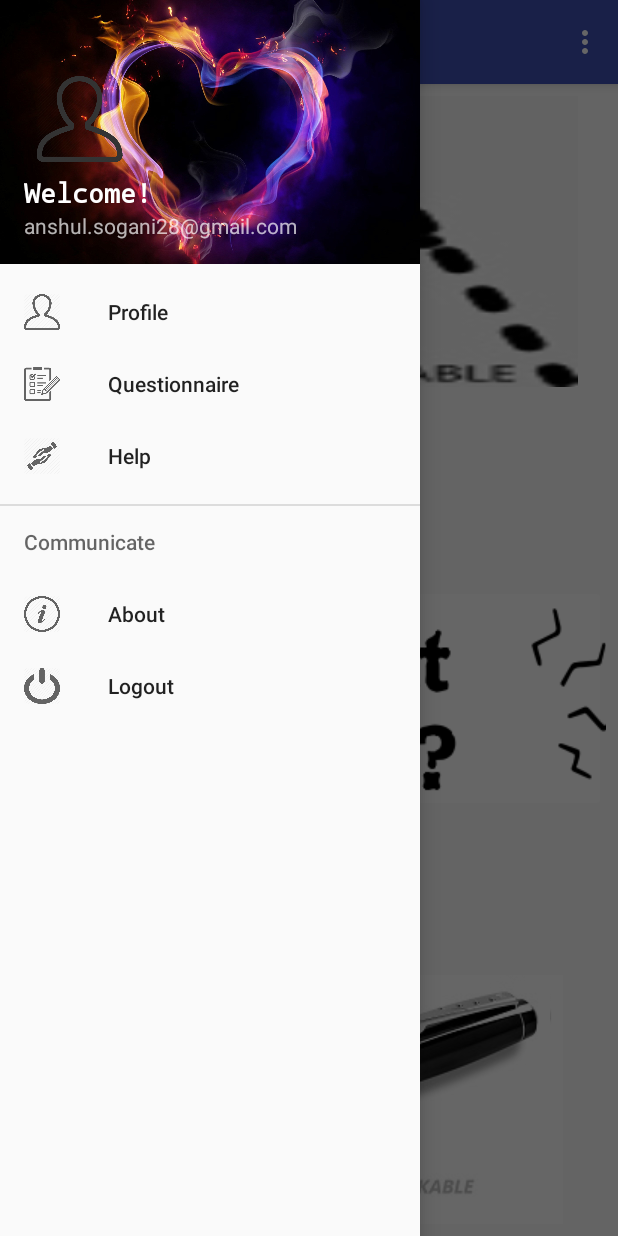
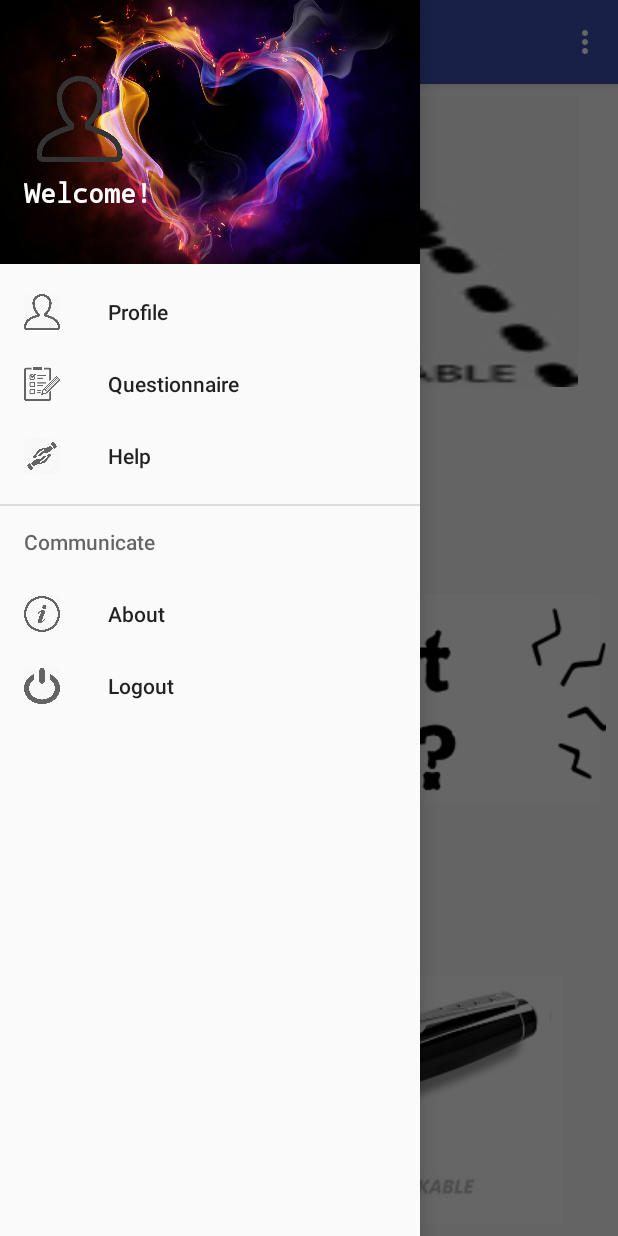
Before and after one commit to MadhavVij/AutismAtEase, an Android app: the MainActivity screen opened directly, with no data from a screen before it, with the side drawer open, on a phone screen of 412 x 824 dp. Run offline under Robolectric (Android 15) with nearby library versions, the light colour scheme and no system bars; our stand-ins replace Firebase (no records; nobody signed in at launch, a user with empty details on screens opened directly).

Commit message:
guess me

```diff
--- a/app/src/main/java/com/project3/www/AutismAtEase/MainActivity.java
+++ b/app/src/main/java/com/project3/www/AutismAtEase/MainActivity.java
@@ -97,7 +97,8 @@ public class MainActivity extends AppCompatActivity
         } else if (id == R.id.nav_gallery) {
             Log.d(AppSettings.tagAS, "onNavigationItemSelected: Question");
             Intent i = new Intent(this, QuizActivity.class);
-            startActivityForResult(i, 1);
+           startActivityForResult(i, 1);
+          finish();
 
         } else if (id == R.id.nav_slideshow) {
             Intent i = new Intent(this, Help.class);
--- a/app/src/main/java/com/project3/www/AutismAtEase/Result.java
+++ b/app/src/main/java/com/project3/www/AutismAtEase/Result.java
@@ -29,7 +29,9 @@ public class Result extends Activity {
 
 
     public void back(View view) {
-        Intent i = new Intent(this, MainActivity.class);
-        startActivityForResult(i, 1);
+
+        finish();
+        /*Intent i = new Intent(this, MainActivity.class);
+        startActivityForResult(i, 1)*/;
     }
 }
--- a/app/src/main/res/values/strings.xml
+++ b/app/src/main/res/values/strings.xml
@@ -7,7 +7,7 @@
     <string name="navigation_drawer_open">Open navigation drawer</string>
     <string name="navigation_drawer_close">Close navigation drawer</string>
     <string name="nav_header_title">Welcome!</string>
-    <string name="nav_header_subtitle">anshul.sogani28@gmail.com</string>
+    <string name="nav_header_subtitle"></string>
     <string name="nav_header_desc">Navigation header</string>
     <string name="action_settings">Settings</string>
     <string name="red_string">RED</string>
```
